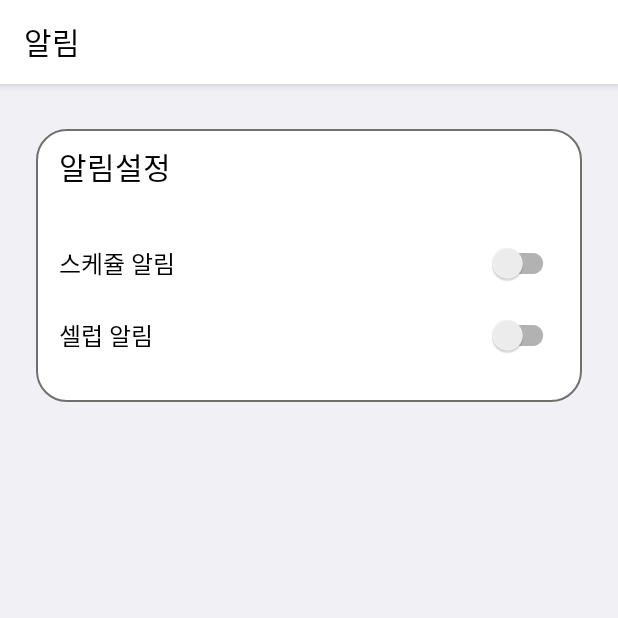
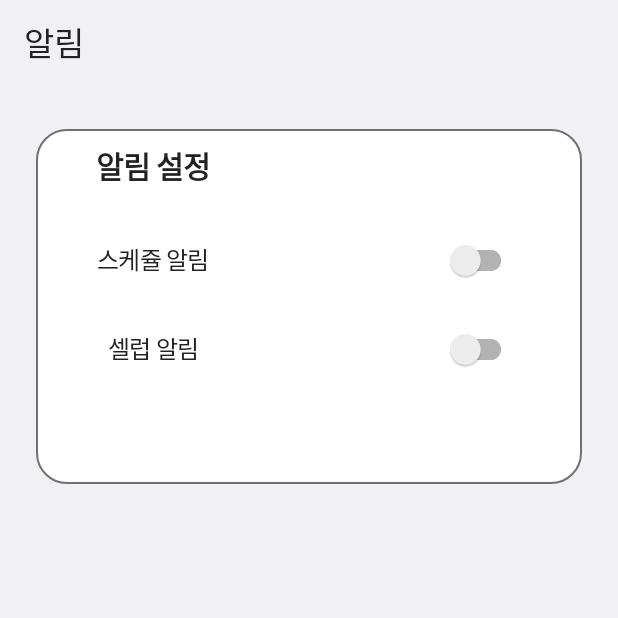
Before and after one commit to BeryWell/BeryWell, an Android app: the AlarmSettingActivity screen opened directly, with no data from a screen before it, on a phone screen of 412 x 824 dp, the top half of it. Run offline under Robolectric (Android 15) with nearby library versions, the phone set to English and light mode, and no system bars.

Commit message:
UI 수정

```diff
--- a/BeryWell/app/src/main/java/com/example/berywell/MyPageActivity.kt
+++ b/BeryWell/app/src/main/java/com/example/berywell/MyPageActivity.kt
@@ -11,7 +11,7 @@ class MyPageActivity : AppCompatActivity() {
     override fun onCreate(savedInstanceState: Bundle?) {
         binding = ActivityMyPageBinding.inflate(layoutInflater)
         super.onCreate(savedInstanceState)
-        setContentView(R.layout.activity_my_page)
+        setContentView(binding.root)
 
         val toolbar : Toolbar = binding.mypageTb
         setSupportActionBar(toolbar)
--- a/BeryWell/app/src/main/java/com/example/berywell/MyScheduleActivity.kt
+++ b/BeryWell/app/src/main/java/com/example/berywell/MyScheduleActivity.kt
@@ -10,7 +10,7 @@ class MyScheduleActivity : AppCompatActivity() {
     override fun onCreate(savedInstanceState: Bundle?) {
         binding = ActivityMyScheduleBinding.inflate(layoutInflater)
         super.onCreate(savedInstanceState)
-        setContentView(R.layout.activity_my_schedule)
+        setContentView(binding.root)
 
         val toolbar : Toolbar = binding.myScheduleTb
         setSupportActionBar(toolbar)
--- a/BeryWell/app/src/main/res/layout/activity_alarm_setting.xml
+++ b/BeryWell/app/src/main/res/layout/activity_alarm_setting.xml
@@ -1,110 +1,146 @@
 <?xml version="1.0" encoding="utf-8"?>
-<layout xmlns:android="http://schemas.android.com/apk/res/android"
+<androidx.constraintlayout.widget.ConstraintLayout xmlns:android="http://schemas.android.com/apk/res/android"
     xmlns:app="http://schemas.android.com/apk/res-auto"
-    xmlns:tools="http://schemas.android.com/tools">
+    xmlns:tools="http://schemas.android.com/tools"
+    android:layout_width="match_parent"
+    android:layout_height="match_parent"
+    tools:context=".AlarmSettingActivity">
 
     <androidx.constraintlayout.widget.ConstraintLayout
         android:layout_width="match_parent"
         android:layout_height="match_parent"
-        android:background="@color/background_grey">
+        android:background="@color/background_grey"
+        tools:context=".AlarmSettingActivity">
 
         <androidx.appcompat.widget.Toolbar
-            android:id="@+id/as_tool_bar"
+            android:id="@+id/alarm_setting_tb"
             android:layout_width="match_parent"
-            android:layout_height="wrap_content"
-            android:background="@color/white"
-            android:elevation="5dp"
+            android:layout_height="?attr/actionBarSize"
             app:layout_constraintEnd_toEndOf="parent"
             app:layout_constraintStart_toStartOf="parent"
-            app:layout_constraintTop_toTopOf="parent"
-            app:title="알림"
-            app:titleTextColor="@color/black" />
+            app:layout_constraintTop_toTopOf="parent">
+
+            <TextView
+                android:id="@+id/toolbar_title"
+                android:layout_width="wrap_content"
+                android:layout_height="wrap_content"
+                android:fontFamily="@font/gmr"
+                android:lineSpacingExtra="8sp"
+                android:text="알림"
+                android:textColor="#222222"
+                android:textSize="22dp" />
+
+        </androidx.appcompat.widget.Toolbar>
 
         <androidx.constraintlayout.widget.ConstraintLayout
-            android:id="@+id/as_cl"
-            android:layout_width="0dp"
+            android:id="@+id/my_setting_cl"
+            android:layout_width="match_parent"
             android:layout_height="0dp"
-            android:layout_marginHorizontal="24dp"
-            android:layout_marginTop="30dp"
-            android:background="@drawable/alarm_setting_cl_drawable"
-            android:paddingHorizontal="15dp"
-            app:layout_constraintDimensionRatio="1:0.5"
+            app:layout_constraintBottom_toBottomOf="parent"
             app:layout_constraintEnd_toEndOf="parent"
             app:layout_constraintStart_toStartOf="parent"
-            app:layout_constraintTop_toBottomOf="@id/as_tool_bar">
-
-            <TextView
-                android:id="@+id/as_title_tv"
-                android:layout_width="wrap_content"
-                android:layout_height="wrap_content"
-                android:layout_marginTop="10dp"
-                android:fontFamily="@font/gmbold"
-                android:text="알림설정"
-                android:textColor="@color/black"
-                android:textSize="20dp"
-                app:layout_constraintStart_toStartOf="parent"
-                app:layout_constraintTop_toTopOf="parent" />
+            app:layout_constraintTop_toBottomOf="@+id/alarm_setting_tb">
 
             <androidx.constraintlayout.widget.ConstraintLayout
-                android:id="@+id/as_schedule_switch_cl"
-                android:layout_width="match_parent"
-                android:layout_height="wrap_content"
-                android:layout_marginTop="25dp"
+                android:id="@+id/as_cl"
+                android:layout_width="0dp"
+                android:layout_height="0dp"
+                android:layout_marginHorizontal="24dp"
+                android:layout_marginTop="30dp"
+                android:background="@drawable/alarm_setting_cl_drawable"
+                android:paddingHorizontal="15dp"
+                app:layout_constraintDimensionRatio="1:0.65"
                 app:layout_constraintEnd_toEndOf="parent"
                 app:layout_constraintStart_toStartOf="parent"
-                app:layout_constraintTop_toBottomOf="@+id/as_title_tv">
+                app:layout_constraintTop_toTopOf="parent">
 
                 <TextView
-                    android:id="@+id/as_schedule_switch_tv"
-                    android:layout_width="wrap_content"
-                    android:layout_height="wrap_content"
+                    android:id="@+id/as_title_tv"
+                    android:layout_width="0dp"
+                    app:layout_constraintWidth_percent="0.257"
+                    android:layout_height="0dp"
+                    app:layout_constraintHeight_percent="0.142"
+                    android:text="알림 설정"
+                    android:textStyle="bold"
+                    android:fontFamily="@font/gmbold"
+                    android:autoSizeStepGranularity="1sp"
+                    android:autoSizeTextType="uniform"
+                    android:autoSizeMinTextSize="1sp"
+                    android:autoSizeMaxTextSize="20sp"
+                    android:textColor="#222222"
+                    android:letterSpacing="-0.03"
+                    android:lineSpacingExtra="10sp"
+                    android:layout_marginTop="8dp"
+                    android:layout_marginStart="20dp"
+                    android:gravity="center_horizontal|center_vertical"
+                    app:layout_constraintStart_toStartOf="parent"
+                    app:layout_constraintTop_toTopOf="parent" />
+
+                <TextView
+                    android:id="@+id/schedule_alarm_tv"
+                    android:layout_width="0dp"
+                    app:layout_constraintWidth_percent="0.257"
+                    android:layout_height="0dp"
+                    app:layout_constraintHeight_percent="0.118"
+                    android:text="스케쥴 알림"
                     android:fontFamily="@font/gmr"
-                    android:text="스케쥴 알림"
-                    android:textColor="@color/black"
-                    android:textSize="16dp"
-                    app:layout_constraintBottom_toBottomOf="@+id/as_schedule_sb"
-                    app:layout_constraintStart_toStartOf="parent"
-                    app:layout_constraintTop_toTopOf="@+id/as_schedule_sb" />
+                    android:autoSizeMaxTextSize="16sp"
+                    android:autoSizeMinTextSize="1sp"
+                    android:autoSizeTextType="uniform"
+                    android:autoSizeStepGranularity="1sp"
+                    android:textColor="#222222"
+                    android:letterSpacing="-0.03"
+                    android:lineSpacingExtra="14sp"
+                    android:layout_marginTop="31dp"
+                    android:gravity="center_horizontal|center_vertical"
+                    app:layout_constraintStart_toStartOf="@+id/as_title_tv"
+                    app:layout_constraintTop_toBottomOf="@+id/as_title_tv"/>
 
                 <androidx.appcompat.widget.SwitchCompat
-                    android:id="@+id/as_schedule_sb"
-                    android:layout_width="wrap_content"
+                    android:id="@+id/schedule_alarm_sb"
+                    android:layout_width="0dp"
+                    app:layout_constraintWidth_percent="0.166"
                     android:layout_height="0dp"
-                    app:layout_constraintEnd_toEndOf="parent"
-                    app:layout_constraintTop_toTopOf="parent" />
-
-            </androidx.constraintlayout.widget.ConstraintLayout>
-            <androidx.constraintlayout.widget.ConstraintLayout
-                android:id="@+id/as_celeb_switch_cl"
-                android:layout_width="match_parent"
-                android:layout_height="wrap_content"
-                app:layout_constraintEnd_toEndOf="parent"
-                app:layout_constraintStart_toStartOf="parent"
-                app:layout_constraintTop_toBottomOf="@+id/as_schedule_switch_cl">
+                    app:layout_constraintHeight_percent="0.127"
+                    android:layout_marginEnd="28dp"
+                    app:layout_constraintTop_toTopOf="@+id/schedule_alarm_tv"
+                    app:layout_constraintEnd_toEndOf="parent"/>
 
                 <TextView
-                    android:id="@+id/as_celeb_switch_tv"
-                    android:layout_width="wrap_content"
-                    android:layout_height="wrap_content"
+                    android:id="@+id/celeb_alarm_tv"
+                    android:layout_width="0dp"
+                    app:layout_constraintWidth_percent="0.257"
+                    android:layout_height="0dp"
+                    app:layout_constraintHeight_percent="0.118"
+                    android:text="셀럽 알림"
                     android:fontFamily="@font/gmr"
-                    android:text="셀럽 알림"
-                    android:textColor="@color/black"
-                    android:textSize="16dp"
-                    app:layout_constraintBottom_toBottomOf="@+id/as_celeb_sb"
-                    app:layout_constraintStart_toStartOf="parent"
-                    app:layout_constraintTop_toTopOf="@+id/as_celeb_sb" />
+                    android:autoSizeMaxTextSize="16sp"
+                    android:autoSizeMinTextSize="1sp"
+                    android:autoSizeTextType="uniform"
+                    android:autoSizeStepGranularity="1sp"
+                    android:textColor="#222222"
+                    android:letterSpacing="-0.03"
+                    android:lineSpacingExtra="14sp"
+                    android:layout_marginTop="31dp"
+                    android:gravity="center_horizontal|center_vertical"
+                    app:layout_constraintStart_toStartOf="@+id/schedule_alarm_tv"
+                    app:layout_constraintTop_toBottomOf="@+id/schedule_alarm_tv"/>
+
 
                 <androidx.appcompat.widget.SwitchCompat
-                    android:id="@+id/as_celeb_sb"
-                    android:layout_width="wrap_content"
+                    android:id="@+id/celeb_alarm_sb"
+                    android:layout_width="0dp"
+                    app:layout_constraintWidth_percent="0.166"
                     android:layout_height="0dp"
-                    app:layout_constraintEnd_toEndOf="parent"
-                    app:layout_constraintTop_toTopOf="parent" />
+                    app:layout_constraintHeight_percent="0.127"
+                    android:layout_marginEnd="28dp"
+                    app:layout_constraintTop_toTopOf="@+id/celeb_alarm_tv"
+                    app:layout_constraintEnd_toEndOf="parent"/>
+
 
             </androidx.constraintlayout.widget.ConstraintLayout>
 
+        </androidx.constraintlayout.widget.ConstraintLayout>
+    </androidx.constraintlayout.widget.ConstraintLayout>
 
-        </androidx.constraintlayout.widget.ConstraintLayout>
-
-    </androidx.constraintlayout.widget.ConstraintLayout>
-</layout>
+</androidx.constraintlayout.widget.ConstraintLayout>
--- a/BeryWell/app/src/main/res/layout/activity_main.xml
+++ b/BeryWell/app/src/main/res/layout/activity_main.xml
@@ -1,7 +1,11 @@
 <?xml version="1.0" encoding="utf-8"?>
-<layout xmlns:android="http://schemas.android.com/apk/res/android"
+<androidx.constraintlayout.widget.ConstraintLayout
+    xmlns:android="http://schemas.android.com/apk/res/android"
     xmlns:app="http://schemas.android.com/apk/res-auto"
-    xmlns:tools="http://schemas.android.com/tools">
+    xmlns:tools="http://schemas.android.com/tools"
+    android:layout_width="match_parent"
+    android:layout_height="match_parent"
+    tools:context=".MainActivity">
 
     <androidx.core.widget.NestedScrollView
         android:layout_width="match_parent"
@@ -356,4 +360,4 @@
 
         </androidx.constraintlayout.widget.ConstraintLayout>
     </androidx.core.widget.NestedScrollView>
-</layout>
+</androidx.constraintlayout.widget.ConstraintLayout>
--- a/BeryWell/app/src/main/res/layout/activity_my_page.xml
+++ b/BeryWell/app/src/main/res/layout/activity_my_page.xml
@@ -105,7 +105,6 @@
             app:layout_constraintEnd_toEndOf="parent"
             app:layout_constraintBottom_toBottomOf="parent">
 
-
             <TextView
                 android:id="@+id/mypage_like_tv"
                 android:layout_width="0dp"
@@ -201,29 +200,41 @@
                 app:layout_constraintEnd_toEndOf="parent"
                 app:layout_constraintTop_toBottomOf="@+id/mypage_follower_fix_tv"/>
 
-            <TextView
-                android:id="@+id/mypage_user_info_tv"
+            <androidx.constraintlayout.widget.ConstraintLayout
+                android:id="@+id/mypage_user_info_cl"
                 android:layout_width="0dp"
                 app:layout_constraintWidth_percent="0.8"
                 android:layout_height="0dp"
+                android:layout_marginTop="20dp"
                 app:layout_constraintHeight_percent="0.3"
+                app:layout_constraintTop_toBottomOf="@+id/mypage_border_v"
                 app:layout_constraintStart_toStartOf="parent"
-                app:layout_constraintEnd_toEndOf="parent"
-                android:textSize="12sp"
-                android:layout_marginTop="20dp"
-                android:fontFamily="@font/gmlight"
-                android:text="@string/mypage_trash_tx"
-                android:textColor="#191919"
-                android:letterSpacing="-0.02"
-                android:lineSpacingExtra="18sp"
-                android:scrollbars="vertical"
-                app:layout_constraintTop_toBottomOf="@+id/mypage_border_v"/>
+                app:layout_constraintEnd_toEndOf="parent">
+
+                <TextView
+                    android:id="@+id/mypage_user_info_tv"
+                    android:layout_width="wrap_content"
+                    android:layout_height="wrap_content"
+                    android:textSize="12dp"
+                    android:fontFamily="@font/gmlight"
+                    android:scrollbars="vertical"
+                    android:text="@string/user_info_tx"
+                    android:textColor="#191919"
+                    android:letterSpacing="-0.02"
+                    android:lineSpacingExtra="18sp"
+                    app:layout_constraintStart_toStartOf="parent"
+                    app:layout_constraintEnd_toEndOf="parent"
+                    app:layout_constraintTop_toTopOf="parent"
+                    app:layout_constraintBottom_toBottomOf="parent"/>
+
+            </androidx.constraintlayout.widget.ConstraintLayout>
+
 
             <Button
                 android:id="@+id/mypage_fin_btn"
                 android:layout_width="match_parent"
                 android:layout_height="0dp"
-                app:layout_constraintHeight_percent="0.14"
+                app:layout_constraintHeight_percent="0.1"
                 android:background="@drawable/mypage_background_btn_drawable"
                 android:text="@string/mypage_logout_tx"
                 android:fontFamily="@font/gmbold"
--- a/BeryWell/app/src/main/res/values/strings.xml
+++ b/BeryWell/app/src/main/res/values/strings.xml
@@ -1,5 +1,5 @@
 <resources>
     <string name="app_name">BeryWell</string>
-    <string name="mypage_trash_tx">이 편지는 영국에서 최초로 시작되어 일년에 한바퀴를 돌면서 받는 사람에게 행운을 주었고 지금은 당신에게로 옮겨진 이 편지는 4일 안에 당신 곁을 떠나야 합니다. 이 편지를 포함해서 7통을 행운이 필요한 사람에게 보내 주셔야 합니다. 복사를 해도 좋습니다. 혹 미신이라 하실지 모르지만 사실입니다. 영국에서 HGXWCH이라는 사람은 1930년에 이 편지를 받았습니다. 그는 비서에게 복사해서 보내라고 했습니다. 며칠 뒤에 복권이 당첨되어 20억을 받았습니다. 어떤 이는 이 편지를 받았으나 96시간 이내 자신의 손에서 떠나야 한다는 사실을 잊었습니다. 그는 곧 사직되었습니다. 나중에야 이 사실을 알고 7통의 편지를 보냈는데 다시 좋은 직장을 얻었습니다. 미국의 케네디 대통령은 이 편지를 받았지만 그냥 버렸습니다. 결국 9일 후 그는 암살당했습니다. 기억해 주세요. 이 편지를 보내면 7년의 행운이 있을 것이고 그렇지 않으면 3년의 불행이 있을 것입니다. 그리고 이 편지를 버리거나 낙서를 해서는 절대로 안됩니다. 7통입니다. 이 편지를 받은 사람은 행운이 깃들것입니다. 힘들겠지만 좋은게 좋다고 생각하세요. 7년의 행운을 빌면서…</string>
+    <string name="user_info_tx">이 편지는 영국에서 최초로 시작되어 일년에 한바퀴를 돌면서 받는 사람에게 행운을 주었고 지금은 당신에게로 옮겨진 이 편지는 4일 안에 당신 곁을 떠나야 합니다. 이 편지를 포함해서 7통을 행운이 필요한 사람에게 보내 주셔야 합니다. 복사를 해도 좋습니다. 혹 미신이라 하실지 모르지만 사실입니다. 영국에서 HGXWCH이라는 사람은 1930년에 이 편지를 받았습니다. 그는 비서에게 복사해서 보내라고 했습니다. 며칠 뒤에 복권이 당첨되어 20억을 받았습니다. 어떤 이는 이 편지를 받았으나 96시간 이내 자신의 손에서 떠나야 한다는 사실을 잊었습니다. 그는 곧 사직되었습니다. 나중에야 이 사실을 알고 7통의 편지를 보냈는데 다시 좋은 직장을 얻었습니다. 미국의 케네디 대통령은 이 편지를 받았지만 그냥 버렸습니다. 결국 9일 후 그는 암살당했습니다. 기억해 주세요. 이 편지를 보내면 7년의 행운이 있을 것이고 그렇지 않으면 3년의 불행이 있을 것입니다. 그리고 이 편지를 버리거나 낙서를 해서는 절대로 안됩니다. 7통입니다. 이 편지를 받은 사람은 행운이 깃들것입니다. 힘들겠지만 좋은게 좋다고 생각하세요. 7년의 행운을 빌면서…</string>
     <string name="mypage_logout_tx">로그아웃</string>
 </resources>
```
Also changed, not shown: BeryWell/app/src/main/AndroidManifest.xml (+0 -7 lines).
